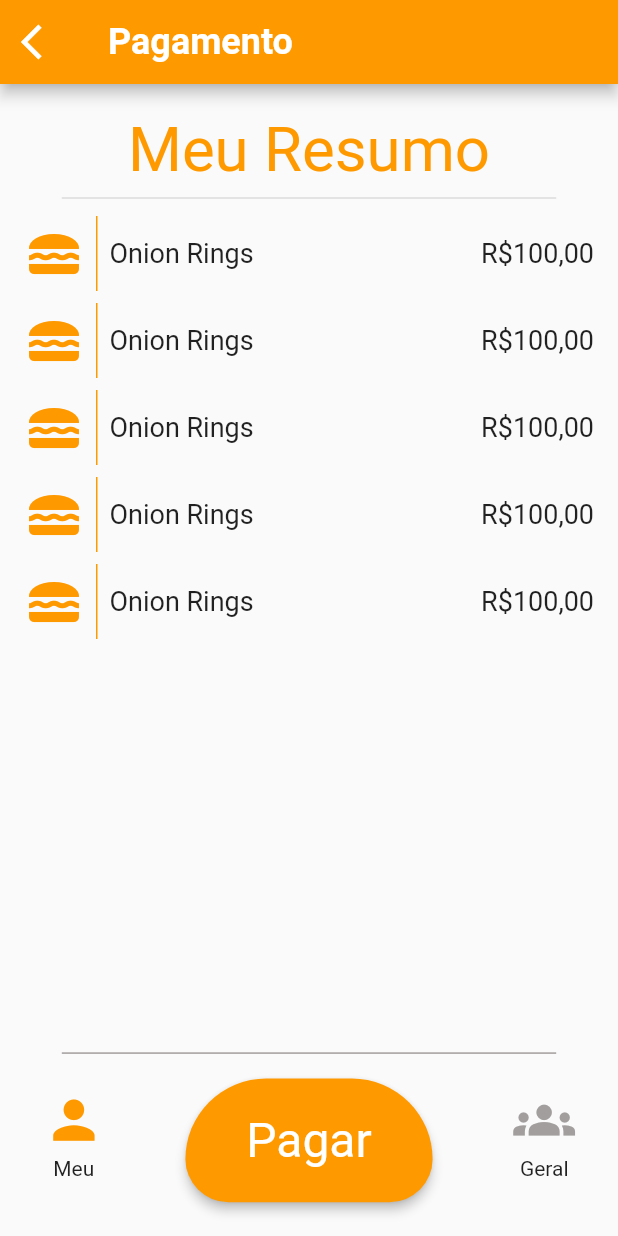
After one commit to gabgmont/party_pay, a Flutter app: the ResumePage screen opened by its route, item 3 of the bottom bar chosen, scrolled down 48 dp, after a tap on the "person" icon, on a phone screen of 412 x 824 dp. The commit adds this screen. Run offline on Flutter 3.47's test engine with Material 2 defaults, Android fonts, the light colour scheme and no system bars; our stand-ins replace google_fonts, shared_preferences; accounts and stored records are empty.

Commit message:
feat(): implements session resume pages

```diff
--- a/lib/partypay.dart
+++ b/lib/partypay.dart
@@ -5,6 +5,7 @@ import 'package:partypay/screens/create_session/session_create_page.dart';
 import 'package:partypay/screens/home/home_page.dart';
 import 'package:partypay/screens/login/login_page.dart';
 import 'package:partypay/screens/profile/profile_page.dart';
+import 'package:partypay/screens/resume/resume_page.dart';
 import 'package:partypay/screens/session/session_page.dart';
 
 import 'screens/splash/splash_page.dart';
@@ -19,25 +20,32 @@ class PartyPayApp extends StatelessWidget {
       initialRoute: '/splash_page',
       routes: {
         '/splash_page': (context) => const SplashPage(),
+
         '/login_page': (context) => LoginPage(),
+
         '/home_page': (context) => HomePage(
               user: ModalRoute.of(context)?.settings.arguments == null
                   ? UserModel(name: 'Guest')
                   : ModalRoute.of(context)?.settings.arguments as UserModel,
             ),
+
         '/profile_page': (context) => ProfilePage(
               user: ModalRoute.of(context)?.settings.arguments == null
                   ? UserModel(name: 'Guest')
                   : ModalRoute.of(context)?.settings.arguments as UserModel,
             ),
+
         '/session_create_page': (context) => SessionCreatePage(
               user: ModalRoute.of(context)?.settings.arguments == null
                   ? UserModel(name: 'Guest')
                   : ModalRoute.of(context)?.settings.arguments as UserModel,
             ),
+
         '/session_page': (context) => SessionPage(
               sessionModel: ModalRoute.of(context)?.settings.arguments as SessionModel
-            )
+            ),
+
+        'resume_page' : (context) => ResumePage()
       },
     );
   }
--- a/lib/screens/profile/profile_page.dart
+++ b/lib/screens/profile/profile_page.dart
@@ -1,6 +1,5 @@
 import 'package:flutter/material.dart';
 import 'package:partypay/model/user/user_model.dart';
-import 'package:partypay/screens/login/login_page.dart';
 import 'package:partypay/shared/utils/AppColors.dart';
 import 'package:shared_preferences/shared_preferences.dart';
 
@@ -30,7 +29,10 @@ class _ProfilePageState extends State<ProfilePage> {
     return Scaffold(
       appBar: AppBar(
         leading: IconButton(
-          icon: const Icon(Icons.arrow_back_ios),
+          icon: const Icon(
+            Icons.arrow_back_ios,
+            size: 28,
+          ),
           onPressed: () {
             Navigator.pop(context, false);
           },
--- /dev/null
+++ b/lib/screens/resume/pages/group_resume_page.dart
@@ -0,0 +1,28 @@
+import 'package:flutter/material.dart';
+
+import '../widgets/group_user_resume_widget.dart';
+import '../widgets/resume_header_widget.dart';
+
+class GroupResumePage extends StatelessWidget {
+  const GroupResumePage({Key? key}) : super(key: key);
+
+  @override
+  Widget build(BuildContext context) {
+    final size = MediaQuery.of(context).size;
+
+    return Column(
+      children: [
+        const ResumeHeaderWidget(label: 'Resumo Geral'),
+        SizedBox(
+          height: size.height * .616,
+          child: ListView(
+            children: [
+              GroupUserResumeWidget(),
+              GroupUserResumeWidget(),
+            ],
+          ),
+        )
+      ],
+    );
+  }
+}
--- /dev/null
+++ b/lib/screens/resume/pages/individual_resume_page.dart
@@ -0,0 +1,34 @@
+import 'package:flutter/material.dart';
+
+import '../widgets/individual_resume_item_widget.dart';
+import '../widgets/resume_header_widget.dart';
+
+class IndividualResumePage extends StatelessWidget {
+
+  const IndividualResumePage({Key? key}) : super(key: key);
+
+  @override
+  Widget build(BuildContext context) {
+    final size = MediaQuery.of(context).size;
+
+    return Column(
+      children: [
+        ResumeHeaderWidget(
+          label: 'Meu Resumo',
+        ),
+        SizedBox(
+          height: size.height * .6,
+          child: ListView(
+            children: [
+              IndividualResumeItem(),
+              IndividualResumeItem(),
+              IndividualResumeItem(),
+              IndividualResumeItem(),
+              IndividualResumeItem(),
+            ],
+          ),
+        ),
+      ],
+    );
+  }
+}
--- /dev/null
+++ b/lib/screens/resume/resume_page.dart
@@ -0,0 +1,89 @@
+import 'package:flutter/material.dart';
+import 'package:partypay/screens/resume/pages/individual_resume_page.dart';
+import 'package:partypay/screens/session/widgets/session_bottom_navigation_bar.dart';
+import 'package:partypay/shared/utils/AppColors.dart';
+
+import 'pages/group_resume_page.dart';
+
+class ResumePage extends StatefulWidget {
+  const ResumePage({Key? key}) : super(key: key);
+
+  @override
+  State<ResumePage> createState() => _ResumePageState();
+}
+
+class _ResumePageState extends State<ResumePage> {
+  Color leftButtonColor = AppColors.primary;
+  Color rightButtonColor = AppColors.gray;
+  final pages = [IndividualResumePage(), GroupResumePage()];
+  int index = 0;
+
+  @override
+  Widget build(BuildContext context) {
+    final size = MediaQuery.of(context).size;
+
+    return Scaffold(
+      appBar: AppBar(
+        title: const Text(
+          'Pagamento',
+          style: TextStyle(
+            color: AppColors.white,
+            fontSize: 24,
+            fontWeight: FontWeight.bold,
+          ),
+        ),
+        backgroundColor: AppColors.primary,
+        leading: IconButton(
+          splashColor: AppColors.secondary,
+          highlightColor: AppColors.secondary,
+          padding: EdgeInsets.zero,
+          icon: const Icon(
+            Icons.arrow_back_ios,
+            size: 28,
+          ),
+          onPressed: () {
+            Navigator.pop(context);
+          },
+          color: AppColors.white,
+        ),
+      ),
+      body: SizedBox(
+        height: size.height,
+        width: size.width,
+        child: Column(
+          mainAxisAlignment: MainAxisAlignment.spaceBetween,
+          children: [
+            pages[index],
+            SessionBottomNavigationBar(
+              leftButtonLabel: 'Meu',
+              leftButtonIcon: Icons.person,
+              leftButtonColor: leftButtonColor,
+              onLeftButtonTap: () {
+                setState(() {
+                  leftButtonColor = AppColors.primary;
+                  rightButtonColor = AppColors.gray;
+                  index = 0;
+                });
+              },
+              rightButtonLabel: 'Geral',
+              rightButtonIcon: Icons.groups,
+              rightButtonColor: rightButtonColor,
+              onRightButtonTap: () {
+                setState(() {
+                  rightButtonColor = AppColors.primary;
+                  leftButtonColor = AppColors.gray;
+                  index = 1;
+                });
+              },
+              centerButtonLabel: const Text(
+                'Pagar',
+                style: TextStyle(color: AppColors.white, fontSize: 32),
+              ),
+              centerButtonTap: () {},
+            )
+          ],
+        ),
+      ),
+    );
+  }
+}
--- /dev/null
+++ b/lib/screens/resume/widgets/group_resume_item_widget.dart
@@ -0,0 +1,76 @@
+import 'package:flutter/material.dart';
+
+import '../../../shared/utils/AppColors.dart';
+
+class GroupResumeItemWidget extends StatelessWidget {
+  const GroupResumeItemWidget({Key? key}) : super(key: key);
+
+  @override
+  Widget build(BuildContext context) {
+    return Padding(
+      padding: const EdgeInsets.symmetric(horizontal: 4.0),
+      child: SizedBox(
+        child: Row(
+          mainAxisAlignment: MainAxisAlignment.spaceBetween,
+          children: [
+            Row(
+              children: [
+                const Icon(
+                  Icons.lunch_dining,
+                  color: AppColors.primary,
+                  size: 24,
+                ),
+                Padding(
+                  padding: const EdgeInsets.all(4.0),
+                  child: Container(
+                    width: 1,
+                    height: 24,
+                    color: AppColors.secondary,
+                  ),
+                ),
+                const Text(
+                  'Onion Rings',
+                  style: TextStyle(fontSize: 14),
+                )
+              ],
+            ),
+            Row(
+              children: [
+                Container(
+                  width: 1,
+                  height: 24,
+                  color: AppColors.secondary,
+                ),
+                const Padding(
+                  padding: EdgeInsets.symmetric(
+                      horizontal: 8.0),
+                  child: SizedBox(
+                      width: 40,
+                      child: Center(
+                        child: Text('9999,00',
+                            style: TextStyle(fontSize: 10)),
+                      )),
+                ),
+                Container(
+                  width: 1,
+                  height: 24,
+                  color: AppColors.secondary,
+                ),
+                const Padding(
+                  padding: EdgeInsets.symmetric(
+                      horizontal: 8.0),
+                  child: SizedBox(
+                      width: 40,
+                      child: Center(
+                        child: Text('9999,00',
+                            style: TextStyle(fontSize: 10)),
+                      )),
+                ),
+              ],
+            ),
+          ],
+        ),
+      ),
+    );
+  }
+}
--- /dev/null
+++ b/lib/screens/resume/widgets/group_user_resume_widget.dart
@@ -0,0 +1,95 @@
+import 'package:flutter/material.dart';
+
+import '../../../shared/utils/AppColors.dart';
+import 'group_resume_item_widget.dart';
+
+class GroupUserResumeWidget extends StatelessWidget {
+  const GroupUserResumeWidget({Key? key}) : super(key: key);
+
+  @override
+  Widget build(BuildContext context) {
+    final size = MediaQuery.of(context).size;
+
+    return Padding(
+      padding: const EdgeInsets.all(8.0),
+      child: Container(
+        width: size.width * .95,
+        decoration: const BoxDecoration(
+          color: AppColors.white,
+          border: Border.fromBorderSide(
+            BorderSide(color: AppColors.primary, width: 1),
+          ),
+        ),
+        child: Column(
+          children: [
+            Container(
+              color: AppColors.primary,
+              child: Padding(
+                padding: const EdgeInsets.symmetric(horizontal: 4.0),
+                child: Row(
+                  mainAxisAlignment: MainAxisAlignment.spaceBetween,
+                  children: [
+                    const Padding(
+                      padding: EdgeInsets.all(4.0),
+                      child: Text(
+                        'Usuario 1',
+                        style: TextStyle(
+                            color: AppColors.white, fontSize: 24),
+                      ),
+                    ),
+                    Row(
+                      children: [
+                        Container(
+                          width: 1,
+                          height: 24,
+                          color: AppColors.white,
+                        ),
+                        const Padding(
+                          padding: EdgeInsets.symmetric(
+                              horizontal: 8.0),
+                          child: SizedBox(
+                            width: 40,
+                            child: Icon(
+                              Icons.person,
+                              color: AppColors.white,
+                              size: 24,
+                            ),
+                          ),
+                        ),
+                        Container(
+                          width: 1,
+                          height: 24,
+                          color: AppColors.white,
+                        ),
+                        const Padding(
+                          padding: EdgeInsets.symmetric(
+                              horizontal: 8.0),
+                          child: SizedBox(
+                            width: 40,
+                            child: Icon(
+                              Icons.groups,
+                              color: AppColors.white,
+                              size: 24,
+                            ),
+                          ),
+                        ),
+                      ],
+                    )
+                  ],
+                ),
+              ),
+            ),
+            GroupResumeItemWidget(),
+            GroupResumeItemWidget(),
+            GroupResumeItemWidget(),
+            GroupResumeItemWidget(),
+            GroupResumeItemWidget(),
+            GroupResumeItemWidget(),
+            GroupResumeItemWidget(),
+
+          ],
+        ),
+      ),
+    );
+  }
+}
--- /dev/null
+++ b/lib/screens/resume/widgets/individual_resume_item_widget.dart
@@ -0,0 +1,50 @@
+import 'package:flutter/material.dart';
+
+import '../../../shared/utils/AppColors.dart';
+
+class IndividualResumeItem extends StatelessWidget {
+  const IndividualResumeItem({Key? key}) : super(key: key);
+
+  @override
+  Widget build(BuildContext context) {
+    final size = MediaQuery.of(context).size;
+
+    return SizedBox(
+      width: size.width * .95,
+      child: Padding(
+        padding: const EdgeInsets.symmetric(horizontal: 16.0, vertical: 4.0),
+        child: Row(
+          mainAxisAlignment: MainAxisAlignment.spaceBetween,
+          children: [
+            Row(
+              mainAxisAlignment: MainAxisAlignment.spaceBetween,
+              children: [
+                const Icon(
+                  Icons.lunch_dining,
+                  color: AppColors.primary,
+                  size: 40,
+                ),
+                Padding(
+                  padding: const EdgeInsets.symmetric(horizontal: 8.0),
+                  child: Container(
+                    width: 1,
+                    height: 50,
+                    color: AppColors.primary,
+                  ),
+                ),
+                Text(
+                  'Onion Rings',
+                  style: TextStyle(fontSize: 18),
+                )
+              ],
+            ),
+            Text(
+              'R\$100,00',
+              style: TextStyle(fontSize: 18),
+            )
+          ],
+        ),
+      ),
+    );
+  }
+}
--- /dev/null
+++ b/lib/screens/resume/widgets/resume_header_widget.dart
@@ -0,0 +1,34 @@
+import 'package:flutter/material.dart';
+
+import '../../../shared/utils/AppColors.dart';
+
+class ResumeHeaderWidget extends StatelessWidget {
+  final String label;
+
+  const ResumeHeaderWidget({Key? key, required this.label}) : super(key: key);
+
+  @override
+  Widget build(BuildContext context) {
+    final size = MediaQuery.of(context).size;
+
+    return Column(
+      children: [
+        Padding(
+          padding: const EdgeInsets.only(left: 16.0, right: 16.0, top: 20, ),
+          child: Center(
+            child: Text(
+              label,
+              style: TextStyle(
+                  color: AppColors.primary, fontSize: size.height * .05),
+            ),
+          ),
+        ),
+        Divider(
+          thickness: 1,
+          indent: size.width * .1,
+          endIndent: size.width * .1,
+        ),
+      ],
+    );
+  }
+}
--- a/lib/screens/session/pages/session_body.dart
+++ b/lib/screens/session/pages/session_body.dart
@@ -1,11 +1,11 @@
 import 'package:flutter/material.dart';
 import 'package:partypay/screens/session/controller/session_controller.dart';
-import 'package:shared_preferences/shared_preferences.dart';
 
+import '../../../shared/utils/AppColors.dart';
 import '../widgets/alert_widget.dart';
 import '../widgets/session_bottom_navigation_bar.dart';
+import '../widgets/session_header_widget.dart';
 import '../widgets/session_order_widget.dart';
-import '../widgets/session_header_widget.dart';
 
 class SessionBody extends StatefulWidget {
   final SessionController sessionController;
@@ -39,16 +39,38 @@ class _SessionBodyState extends State<SessionBody> {
               : ListView(children: sessionOrders),
         ),
         SessionBottomNavigationBar(
-          closeButtonTap: () async {
-            var sucess = await widget.sessionController.closeSession(context);
-            if (sucess) {
-              var prefs = await SharedPreferences.getInstance();
-              prefs.remove('session_id');
-
-              Navigator.of(context).pushNamedAndRemoveUntil(
-                  '/home_page', (Route<dynamic> route) => false,
-                  arguments: widget.sessionController.sessionModel.userList[0]);
-            }
+          leftButtonLabel: 'Menu',
+          leftButtonIcon: Icons.restaurant_menu,
+          rightButtonLabel: 'Users',
+          rightButtonIcon: Icons.groups,
+          centerButtonLabel: Text.rich(
+            TextSpan(
+              text: 'Close\n',
+              style: TextStyle(
+                color: AppColors.white,
+                fontSize: size.height * .046,
+              ),
+              children: [
+                TextSpan(
+                  text: 'Session',
+                  style: TextStyle(
+                      color: AppColors.white, fontSize: size.height * .028),
+                )
+              ],
+            ),
+            textAlign: TextAlign.center,
+          ),
+          centerButtonTap: () async {
+            Navigator.pushNamed(context, 'resume_page');
+            // var sucess = await widget.sessionController.closeSession(context);
+            // if (sucess) {
+            //   var prefs = await SharedPreferences.getInstance();
+            //   prefs.remove('session_id');
+            //
+            //   Navigator.of(context).pushNamedAndRemoveUntil(
+            //       '/home_page', (Route<dynamic> route) => false,
+            //       arguments: widget.sessionController.sessionModel.userList[0]);
+            // }
           },
         )
       ],
--- a/lib/screens/session/widgets/close_session_button.dart
+++ b/lib/screens/session/widgets/close_session_button.dart
@@ -1,9 +1,15 @@
 import 'package:flutter/material.dart';
 import 'package:partypay/shared/utils/AppColors.dart';
 
-class CloseSessionButton extends StatelessWidget {
+class MainSessionButton extends StatelessWidget {
+  final Widget label;
   final VoidCallback onTap;
-  const CloseSessionButton({Key? key, required this.onTap}) : super(key: key);
+
+  const MainSessionButton({
+    Key? key,
+    required this.onTap,
+    required this.label,
+  }) : super(key: key);
 
   @override
   Widget build(BuildContext context) {
@@ -32,23 +38,7 @@ class CloseSessionButton extends StatelessWidget {
             borderRadius: borderRadius,
           ),
           child: Center(
-            child: Text.rich(
-              TextSpan(
-                text: 'Close\n',
-                style: TextStyle(
-                  color: AppColors.white,
-                  fontSize: size.height * .046,
-                ),
-                children: [
-                  TextSpan(
-                    text: 'Session',
-                    style: TextStyle(
-                        color: AppColors.white, fontSize: size.height * .028),
-                  )
-                ],
-              ),
-              textAlign: TextAlign.center,
-            ),
+            child: label
           ),
         ),
       ),
--- a/lib/screens/session/widgets/session_bottom_navigation_bar.dart
+++ b/lib/screens/session/widgets/session_bottom_navigation_bar.dart
@@ -1,15 +1,34 @@
 import 'package:flutter/material.dart';
+import 'package:partypay/shared/utils/AppColors.dart';
 
 import 'close_session_button.dart';
 import 'session_navigation_button.dart';
 
 class SessionBottomNavigationBar extends StatelessWidget {
-  final VoidCallback closeButtonTap;
+  final IconData leftButtonIcon;
+  final String leftButtonLabel;
+  final Color? leftButtonColor;
+  final VoidCallback? onLeftButtonTap;
+  final IconData rightButtonIcon;
+  final String rightButtonLabel;
+  final Color? rightButtonColor;
+  final VoidCallback? onRightButtonTap;
+  final Widget centerButtonLabel;
+  final VoidCallback centerButtonTap;
 
-  const SessionBottomNavigationBar(
-      {Key? key,
-      required this.closeButtonTap})
-      : super(key: key);
+  const SessionBottomNavigationBar({
+    Key? key,
+    required this.leftButtonIcon,
+    required this.leftButtonLabel,
+    this.leftButtonColor,
+    this.onLeftButtonTap,
+    required this.rightButtonIcon,
+    required this.rightButtonLabel,
+    this.rightButtonColor,
+    this.onRightButtonTap,
+    required this.centerButtonLabel,
+    required this.centerButtonTap,
+  }) : super(key: key);
 
   @override
   Widget build(BuildContext context) {
@@ -20,30 +39,38 @@ class SessionBottomNavigationBar extends StatelessWidget {
       width: size.width,
       child: Column(
         children: [
-          Divider(
-            indent: size.width * .08,
-            endIndent: size.width * .08,
-            thickness: 1,
+          Padding(
+            padding: EdgeInsets.only(bottom: size.height * .02),
+            child: Container(
+              height: 1,
+              width: size.width * .8,
+              color: AppColors.gray,
+            ),
           ),
           Row(
             crossAxisAlignment: CrossAxisAlignment.center,
             mainAxisAlignment: MainAxisAlignment.spaceAround,
             children: [
               SessionNavigationButton(
-                  label: 'Menu',
-                  icon: Icons.restaurant_menu,
-                  onTap: () {
-                    Scaffold.of(context).openDrawer();
-                  }),
-              CloseSessionButton(
-                onTap: closeButtonTap,
+                  label: leftButtonLabel,
+                  icon: leftButtonIcon,
+                  iconColor: leftButtonColor ?? AppColors.primary,
+                  onTap: onLeftButtonTap ??
+                      () {
+                        Scaffold.of(context).openDrawer();
+                      }),
+              MainSessionButton(
+                label: centerButtonLabel,
+                onTap: centerButtonTap,
               ),
               SessionNavigationButton(
-                  label: 'Users',
-                  icon: Icons.groups,
-                  onTap: () {
-                    Scaffold.of(context).openEndDrawer();
-                  })
+                  label: rightButtonLabel,
+                  icon: rightButtonIcon,
+                  iconColor: rightButtonColor ?? AppColors.primary,
+                  onTap: onRightButtonTap ??
+                      () {
+                        Scaffold.of(context).openEndDrawer();
+                      })
             ],
           ),
         ],
--- a/lib/screens/session/widgets/session_navigation_button.dart
+++ b/lib/screens/session/widgets/session_navigation_button.dart
@@ -4,10 +4,15 @@ import 'package:partypay/shared/utils/AppColors.dart';
 class SessionNavigationButton extends StatelessWidget {
   final String label;
   final IconData icon;
+  final Color iconColor;
   final VoidCallback onTap;
 
   const SessionNavigationButton(
-      {Key? key, required this.label, required this.onTap, required this.icon})
+      {Key? key,
+      required this.label,
+      required this.onTap,
+      required this.icon,
+      required this.iconColor})
       : super(key: key);
 
   @override
@@ -27,7 +32,7 @@ class SessionNavigationButton extends StatelessWidget {
             icon: Icon(
               icon,
               size: size.height * .05,
-              color: AppColors.primary,
+              color: iconColor,
             ),
           ),
           Text(
```
